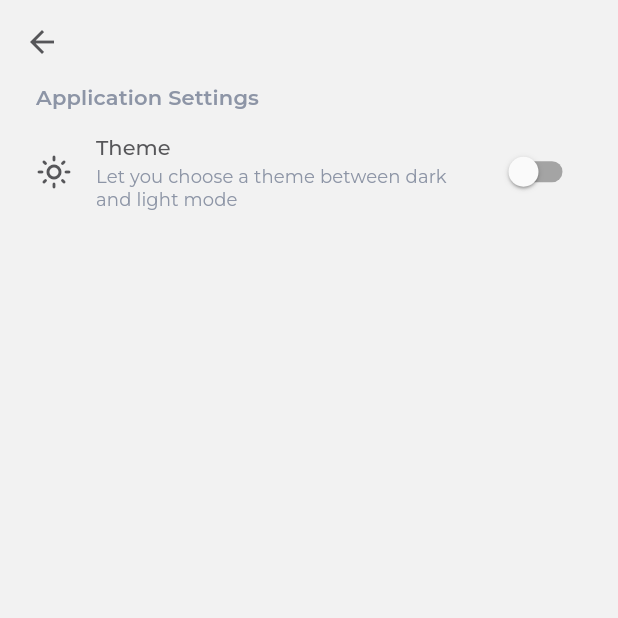
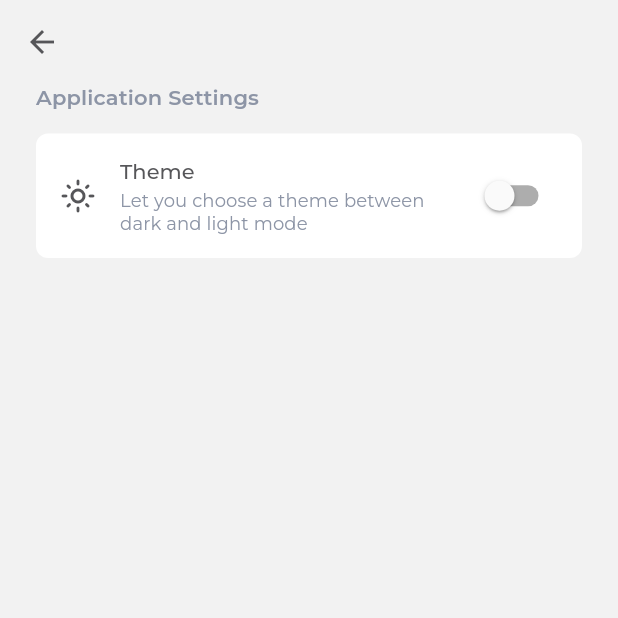
Before and after one commit to enehry/inturnship, a Flutter app: the Settings screen opened by its route, on a phone screen of 412 x 824 dp, the top half of it. Run offline on Flutter 3.47's test engine with Material 2 defaults, Android fonts, the phone set to English and light mode, and no system bars; our stand-ins replace flutter_slidable, go_router, hive; accounts and stored records are empty.

Commit message:
added card to a settings

```diff
--- a/lib/screens/settings/settings.dart
+++ b/lib/screens/settings/settings.dart
@@ -17,7 +17,13 @@ class Settings extends StatelessWidget {
           style: Theme.of(context).textTheme.titleSmall,
         ),
         const SizedBox(height: 16.0),
-        Row(
+        Container(
+          padding: const EdgeInsets.all(16.0),
+          decoration: BoxDecoration(
+            borderRadius: BorderRadius.circular(8.0),
+            color: Theme.of(context).cardColor,
+          ),
+          child: Row(
             children: [
               const Icon(Icons.light_mode_outlined),
               const SizedBox(width: 16.0),
@@ -45,6 +51,7 @@ class Settings extends StatelessWidget {
               const ThemeSwitch(),
             ],
           ),
+        ),
       ],
     ));
   }
```
Lines whose indentation alone changed are shown as unchanged.
